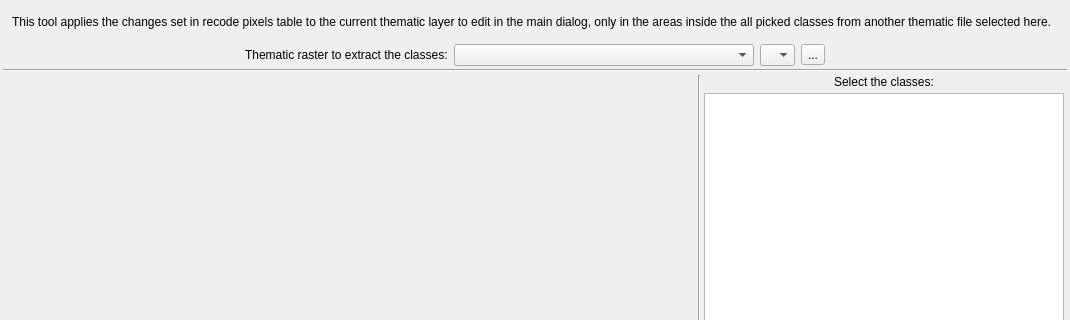
Before: the Qt Designer form ui/apply_from_thematic_classes.ui in SMByC/ThRasE, drawn with Qt 5; both pictures show x 0 to 1070 and y 0 to 320 of the 1070 by 707 pixel window.
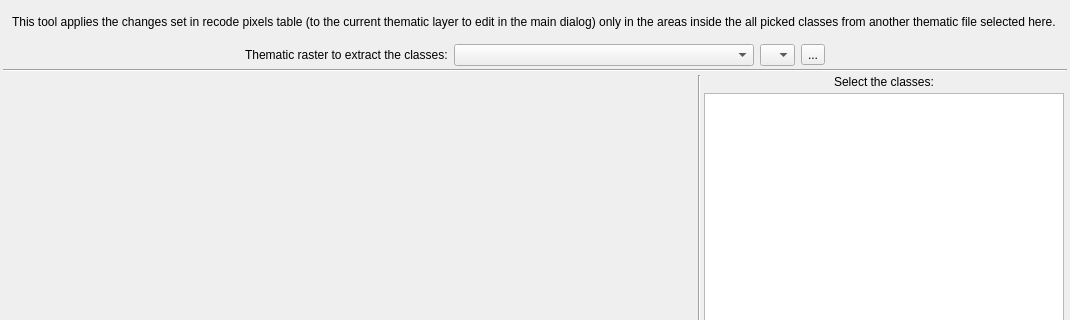
After: the same form once the commit is applied. Custom widgets are drawn as their Qt base class.

Commit message: Improves and adds tooltips and fixes UI text

The edit to the form file:
```diff
--- a/ui/apply_from_thematic_classes.ui
+++ b/ui/apply_from_thematic_classes.ui
@@ -54,7 +54,7 @@
       <item>
        <widget class="QLabel" name="label_2">
         <property name="text">
-         <string>This tool applies the changes set in recode pixels table to the current thematic layer to edit in the main dialog, only in the areas inside the all picked classes from another thematic file selected here.</string>
+         <string>This tool applies the changes set in recode pixels table (to the current thematic layer to edit in the main dialog) only in the areas inside the all picked classes from another thematic file selected here.</string>
         </property>
         <property name="alignment">
          <set>Qt::AlignJustify|Qt::AlignVCenter</set>
```
The commit also changes 3 other files.
